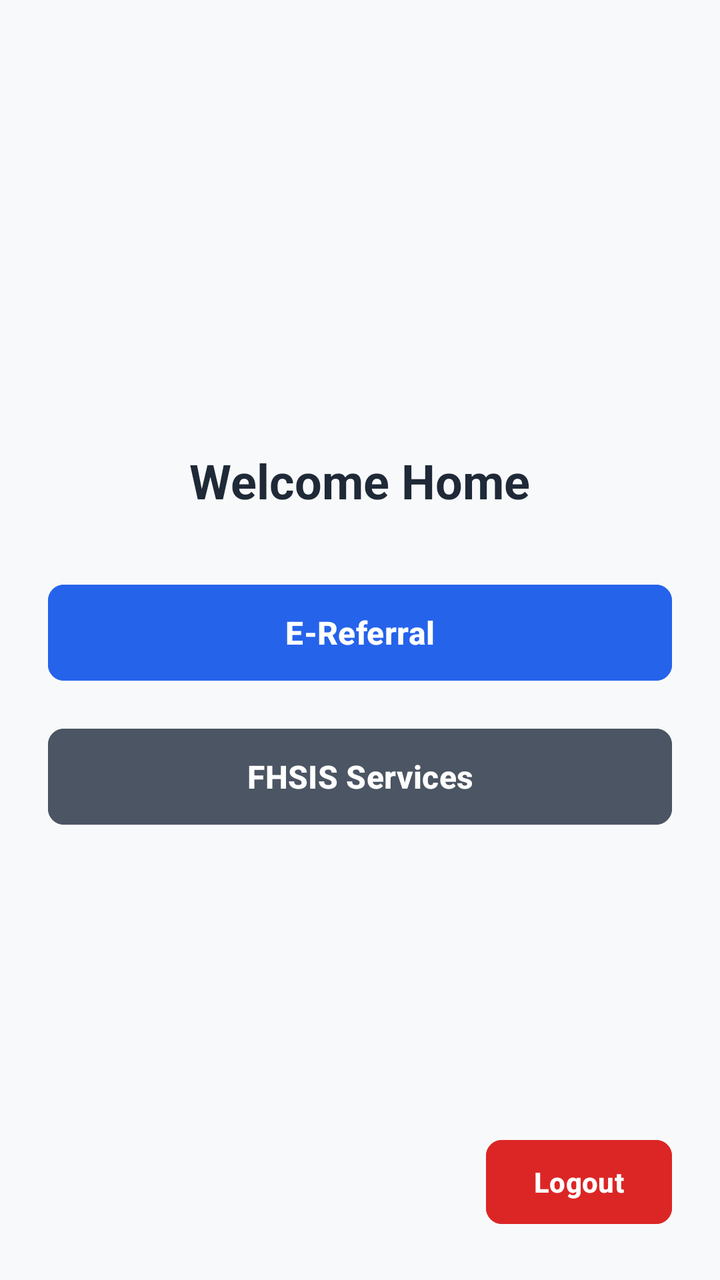
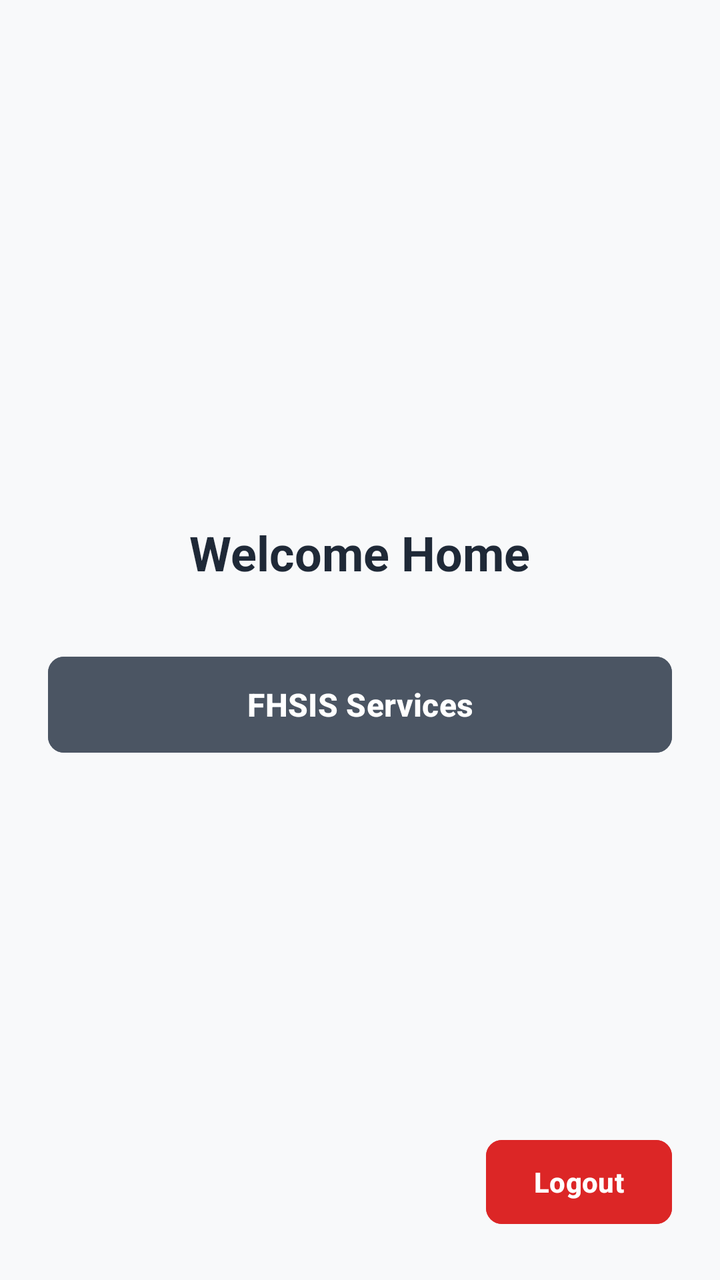

An Android layout rendered at two revisions. The XML below is the earlier revision; the diff shows what the commit changed to produce the second picture.
<!-- AndroidManifest.xml: application theme Theme.Hfsis -->
<!-- res/layout/fragment_home.xml -->
<?xml version="1.0" encoding="utf-8"?>
<androidx.constraintlayout.widget.ConstraintLayout
    xmlns:android="http://schemas.android.com/apk/res/android"
    xmlns:app="http://schemas.android.com/apk/res-auto"
    xmlns:tools="http://schemas.android.com/tools"
    android:layout_width="match_parent"
    android:layout_height="match_parent"
    android:background="#F8F9FA"
    android:padding="24dp"
    tools:context=".HomeFragment">

    <LinearLayout
        android:id="@+id/centerMenuContainer"
        android:layout_width="0dp"
        android:layout_height="wrap_content"
        android:orientation="vertical"
        app:layout_constraintTop_toTopOf="parent"
        app:layout_constraintBottom_toBottomOf="parent"
        app:layout_constraintStart_toStartOf="parent"
        app:layout_constraintEnd_toEndOf="parent">

        <TextView
            android:id="@+id/tvHomeWelcome"
            android:layout_width="wrap_content"
            android:layout_height="wrap_content"
            android:layout_gravity="center_horizontal"
            android:layout_marginBottom="32dp"
            android:text="Welcome Home"
            android:textColor="#1F2937"
            android:textSize="24sp"
            android:textStyle="bold" />

        <Button
            android:id="@+id/btnEReferral"
            android:layout_width="match_parent"
            android:layout_height="56dp"
            android:layout_marginBottom="16dp"
            android:backgroundTint="#2563EB"
            android:text="E-Referral"
            android:textAllCaps="false"
            android:textColor="#FFFFFF"
            android:textSize="16sp"
            android:textStyle="bold"
            app:cornerRadius="8dp" />

        <Button
            android:id="@+id/btnOtherServices"
            android:layout_width="match_parent"
            android:layout_height="56dp"
            android:backgroundTint="#4B5563"
            android:text="FHSIS Services"
            android:textAllCaps="false"
            android:textColor="#FFFFFF"
            android:textSize="16sp"
            android:textStyle="bold"
            app:cornerRadius="8dp" />

    </LinearLayout>

    <Button
        android:id="@+id/btnLogout"
        android:layout_width="wrap_content"
        android:layout_height="50dp"
        android:backgroundTint="#DC2626"
        android:text="Logout"
        android:textAllCaps="false"
        android:textColor="#FFFFFF"
        android:textSize="14sp"
        android:textStyle="bold"
        android:paddingStart="24dp"
        android:paddingEnd="24dp"
        app:cornerRadius="8dp"
        app:layout_constraintBottom_toBottomOf="parent"
        app:layout_constraintEnd_toEndOf="parent" />

</androidx.constraintlayout.widget.ConstraintLayout>
<!-- resources referenced by this layout -->
<resources>
  <style name="Theme.Hfsis" parent="Base.Theme.Hfsis" />
  <style name="Base.Theme.Hfsis" parent="Theme.Material3.DayNight.NoActionBar">
          
          
      </style>
</resources>

<!-- the commit's change to res/layout/fragment_home.xml (unified diff, before → after) -->
@@ -41,6 +41,7 @@
             android:textColor="#FFFFFF"
             android:textSize="16sp"
             android:textStyle="bold"
+            android:visibility="gone"
             app:cornerRadius="8dp" />
 
         <Button
